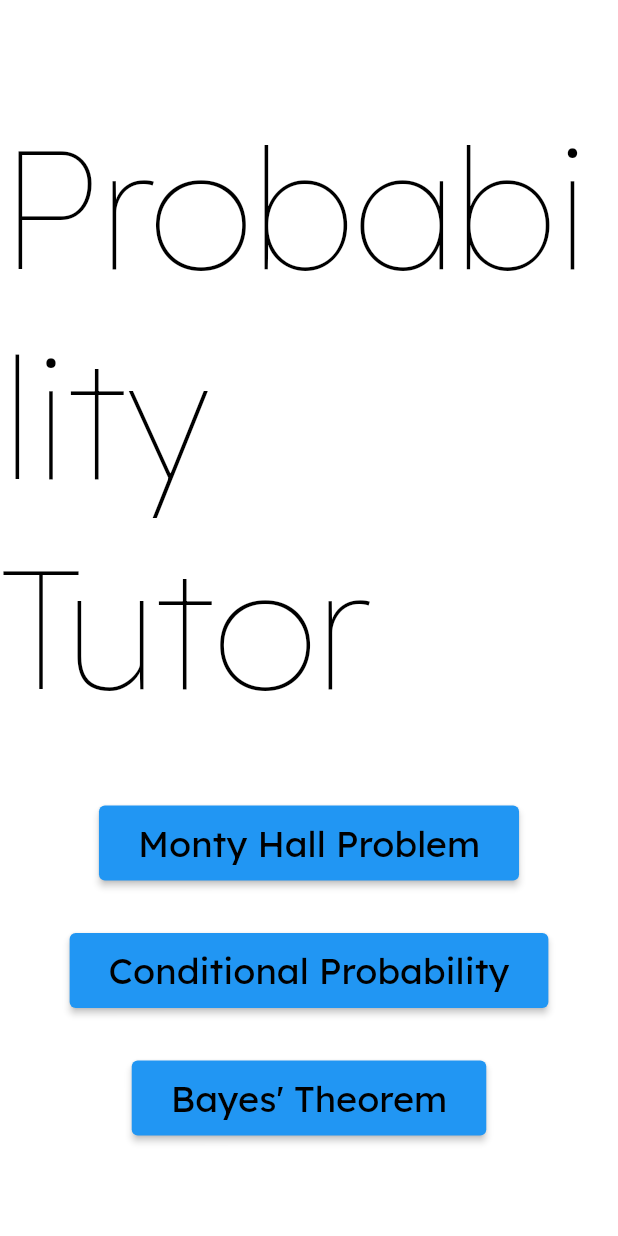
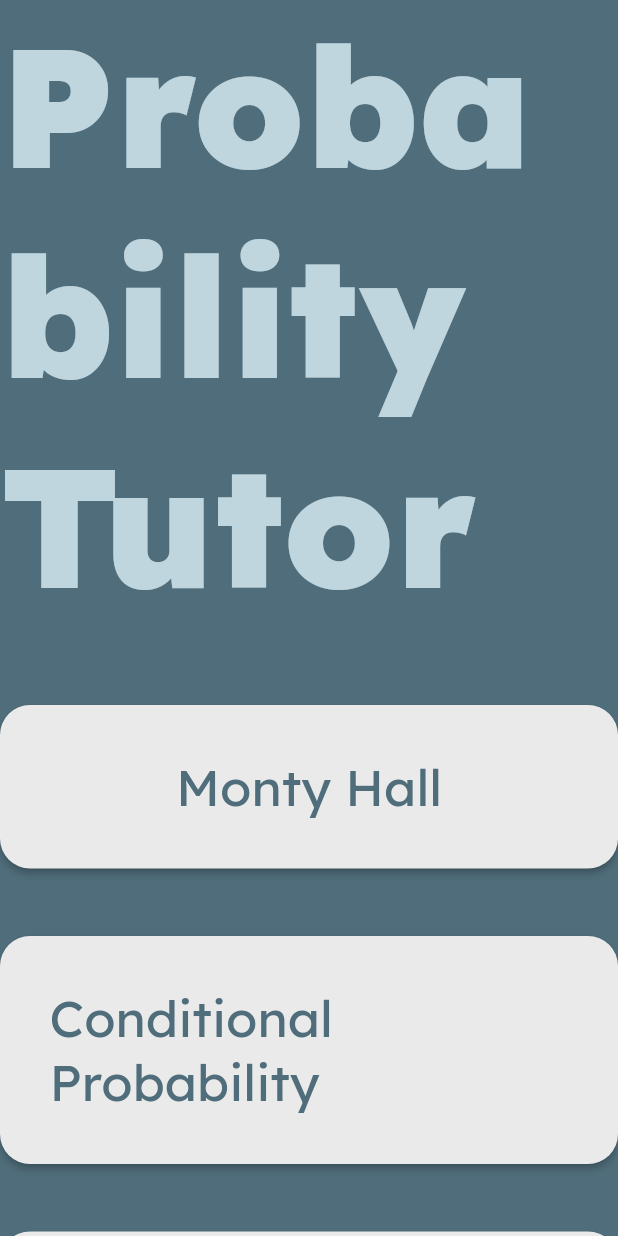
Before and after one commit to szewye/probability_tutor, a Flutter app: the screen it shows after launch, on a phone screen of 412 x 824 dp. Run offline on Flutter 3.47's test engine with Material 2 defaults, Android fonts, the light colour scheme and no system bars; our stand-ins replace google_fonts.

Commit message:
Add colour palette for the application

```diff
--- /dev/null
+++ b/lib/MainPageButton.dart
@@ -0,0 +1,36 @@
+import 'package:flutter/material.dart';
+import 'package:probability_tutor/colours.dart';
+import 'package:probability_tutor/constants.dart';
+
+class MainPageButton extends StatelessWidget {
+  const MainPageButton(
+      {Key? key,
+      required this.title,
+      this.buttonColour = offWhite,
+      this.textColour = darkBlue,
+      s})
+      : super(key: key);
+
+  final String title;
+  final Color buttonColour;
+  final Color textColour;
+
+  @override
+  Widget build(BuildContext context) {
+    return ElevatedButton(
+        onPressed: () {},
+        style: ElevatedButton.styleFrom(
+            backgroundColor: buttonColour,
+            padding: const EdgeInsets.all(25),
+            shape: RoundedRectangleBorder(
+                borderRadius: BorderRadius.circular(mainPageRoundedButton))),
+        child: Padding(
+          padding: const EdgeInsets.all(8.0),
+          child: Text(title,
+              style: Theme.of(context)
+                  .textTheme
+                  .headline4
+                  ?.apply(color: textColour)),
+        ));
+  }
+}
--- a/lib/colours.dart
+++ b/lib/colours.dart
@@ -0,0 +1,7 @@
+import 'package:flutter/material.dart';
+
+const darkBlue = Color(0xFF4F6D7A);
+const lightBlue = Color(0xFFC0D6DF);
+const lightYellow = Color(0xFFE8DAB2);
+const offWhite = Color(0xFFEAEAEA);
+const orangyRed = Color(0xFFDD6E42);
--- a/lib/constants.dart
+++ b/lib/constants.dart
@@ -1 +1,2 @@
-const double buttonsDistance = 35;
+const double buttonsDistance = 45;
+const double mainPageRoundedButton = 20;
--- a/lib/homepage.dart
+++ b/lib/homepage.dart
@@ -1,4 +1,6 @@
 import 'package:flutter/material.dart';
+import 'package:probability_tutor/MainPageButton.dart';
+import 'package:probability_tutor/colours.dart';
 import 'package:probability_tutor/constants.dart';
 
 class Homepage extends StatelessWidget {
@@ -7,39 +9,43 @@ class Homepage extends StatelessWidget {
   @override
   Widget build(BuildContext context) {
     return Builder(builder: (context) {
-      return Center(
+      return Container(
+        color: darkBlue,
+        child: Center(
           child: Column(
             mainAxisAlignment: MainAxisAlignment.center,
             children: [
               Text(
                 'Probability Tutor',
-              style: Theme.of(context).textTheme.headline1,
+                style: Theme.of(context)
+                    .textTheme
+                    .headline1
+                    ?.apply(fontWeightDelta: 20, color: lightBlue),
               ),
               const SizedBox(height: 50),
-            ElevatedButton(
-                onPressed: () {},
-                child: Padding(
-                  padding: const EdgeInsets.all(10.0),
-                  child: Text('Monty Hall Problem',
-                      style: Theme.of(context).textTheme.headline5),
-                )),
+              Container(
+                constraints: BoxConstraints(maxWidth: 500),
+                child: Column(
+                  children: [
+                    SizedBox(
+                      width: double.infinity,
+                      child: MainPageButton(title: "Monty Hall"),
+                    ),
                     const SizedBox(height: buttonsDistance),
-            ElevatedButton(
-                onPressed: () {},
-                child: Padding(
-                  padding: const EdgeInsets.all(10.0),
-                  child: Text('Conditional Probability',
-                      style: Theme.of(context).textTheme.headline5),
-                )),
+                    SizedBox(
+                      width: double.infinity,
+                      child: MainPageButton(title: "Conditional Probability"),
+                    ),
                     const SizedBox(height: buttonsDistance),
-            ElevatedButton(
-                onPressed: () {},
-                child: Padding(
-                  padding: const EdgeInsets.all(10.0),
-                  child: Text('Bayes\' Theorem',
-                      style: Theme.of(context).textTheme.headline5),
-                )),
+                    SizedBox(
+                      width: double.infinity,
+                      child: MainPageButton(title: "Bayes\'s Theorem"),
+                    ),
                   ],
+                ),
+              ),
+            ],
+          ),
         ),
       );
     });
--- a/lib/main.dart
+++ b/lib/main.dart
@@ -1,107 +1,7 @@
 import 'package:flutter/material.dart';
 import 'package:google_fonts/google_fonts.dart';
 import 'package:probability_tutor/homepage.dart';
-
-// void main() {
-//   runApp(const MyApp());
-// }
-
-// class MyApp extends StatelessWidget {
-//   const MyApp({super.key});
-
-//   // This widget is the root of your application.
-//   @override
-//   Widget build(BuildContext context) {
-//     return MaterialApp(
-//       title: 'Flutter Demo',
-//       theme: ThemeData(
-//         textTheme: GoogleFonts.lexendTextTheme(
-//           (Theme.of(context).textTheme).apply(
-//             bodyColor: Colors.black,
-//             displayColor: Colors.black,
-//           ),
-//         ),
-//       ),
-//       home: const MyHomePage(title: 'Flutter Demo Home Page'),
-//     );
-//   }
-// }
-
-// class MyHomePage extends StatefulWidget {
-//   const MyHomePage({super.key, required this.title});
-
-//   final String title;
-
-//   @override
-//   State<MyHomePage> createState() => _MyHomePageState();
-// }
-
-// class _MyHomePageState extends State<MyHomePage> {
-//   int _counter = 0;
-
-//   void _incrementCounter() {
-//     setState(() {
-//       // This call to setState tells the Flutter framework that something has
-//       // changed in this State, which causes it to rerun the build method below
-//       // so that the display can reflect the updated values. If we changed
-//       // _counter without calling setState(), then the build method would not be
-//       // called again, and so nothing would appear to happen.
-//       _counter++;
-//     });
-//   }
-
-//   @override
-//   Widget build(BuildContext context) {
-//     // This method is rerun every time setState is called, for instance as done
-//     // by the _incrementCounter method above.
-//     //
-//     // The Flutter framework has been optimized to make rerunning build methods
-//     // fast, so that you can just rebuild anything that needs updating rather
-//     // than having to individually change instances of widgets.
-//     return Scaffold(
-//       appBar: AppBar(
-//         // Here we take the value from the MyHomePage object that was created by
-//         // the App.build method, and use it to set our appbar title.
-//         title: Text(widget.title),
-//       ),
-//       body: Center(
-//         // Center is a layout widget. It takes a single child and positions it
-//         // in the middle of the parent.
-//         child: Column(
-//           // Column is also a layout widget. It takes a list of children and
-//           // arranges them vertically. By default, it sizes itself to fit its
-//           // children horizontally, and tries to be as tall as its parent.
-//           //
-//           // Invoke "debug painting" (press "p" in the console, choose the
-//           // "Toggle Debug Paint" action from the Flutter Inspector in Android
-//           // Studio, or the "Toggle Debug Paint" command in Visual Studio Code)
-//           // to see the wireframe for each widget.
-//           //
-//           // Column has various properties to control how it sizes itself and
-//           // how it positions its children. Here we use mainAxisAlignment to
-//           // center the children vertically; the main axis here is the vertical
-//           // axis because Columns are vertical (the cross axis would be
-//           // horizontal).
-//           mainAxisAlignment: MainAxisAlignment.center,
-//           children: <Widget>[
-//             const Text(
-//               'You have pushed the button this many times:',
-//             ),
-//             Text(
-//               '$_counter',
-//               style: Theme.of(context).textTheme.headline4,
-//             ),
-//           ],
-//         ),
-//       ),
-//       floatingActionButton: FloatingActionButton(
-//         onPressed: _incrementCounter,
-//         tooltip: 'Increment',
-//         child: const Icon(Icons.add),
-//       ), // This trailing comma makes auto-formatting nicer for build methods.
-//     );
-//   }
-// }
+import 'package:probability_tutor/colours.dart';
 
 void main() {
   runApp(const ProbabilityTutor());
@@ -119,8 +19,7 @@ class ProbabilityTutor extends StatelessWidget {
       theme: ThemeData(
         textTheme: GoogleFonts.lexendTextTheme(
           (Theme.of(context).textTheme).apply(
-            bodyColor: Colors.black,
-            displayColor: Colors.black,
+            bodyColor: darkBlue,
           ),
         ),
       ),
```
Also changed, not shown: 4 other files. Lines whose indentation alone changed are shown as unchanged.
